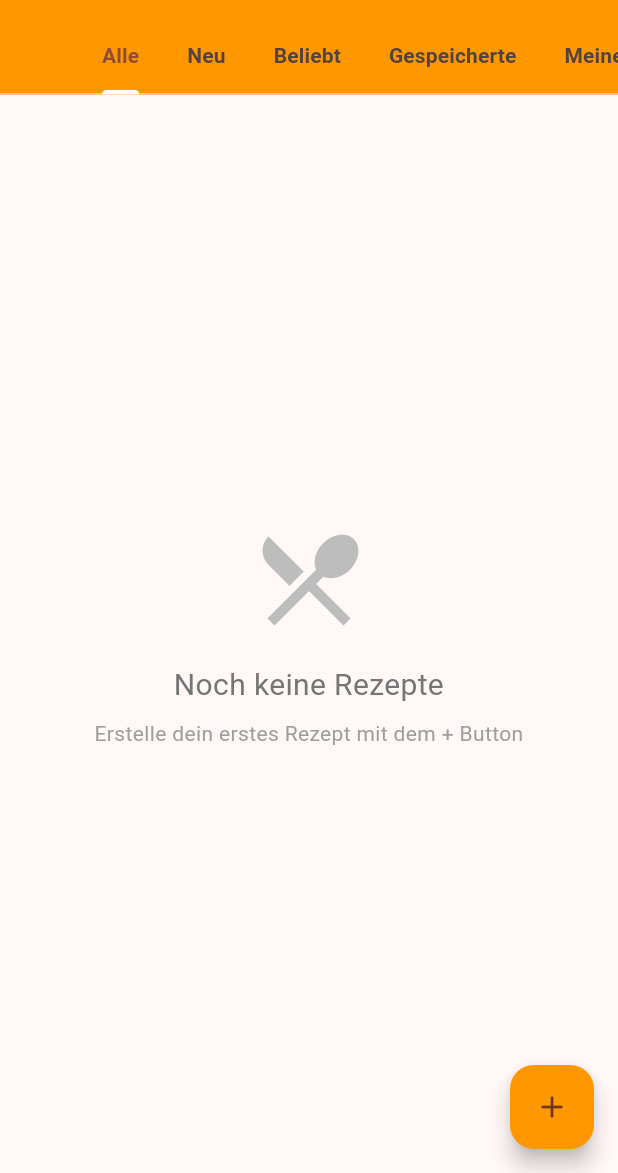
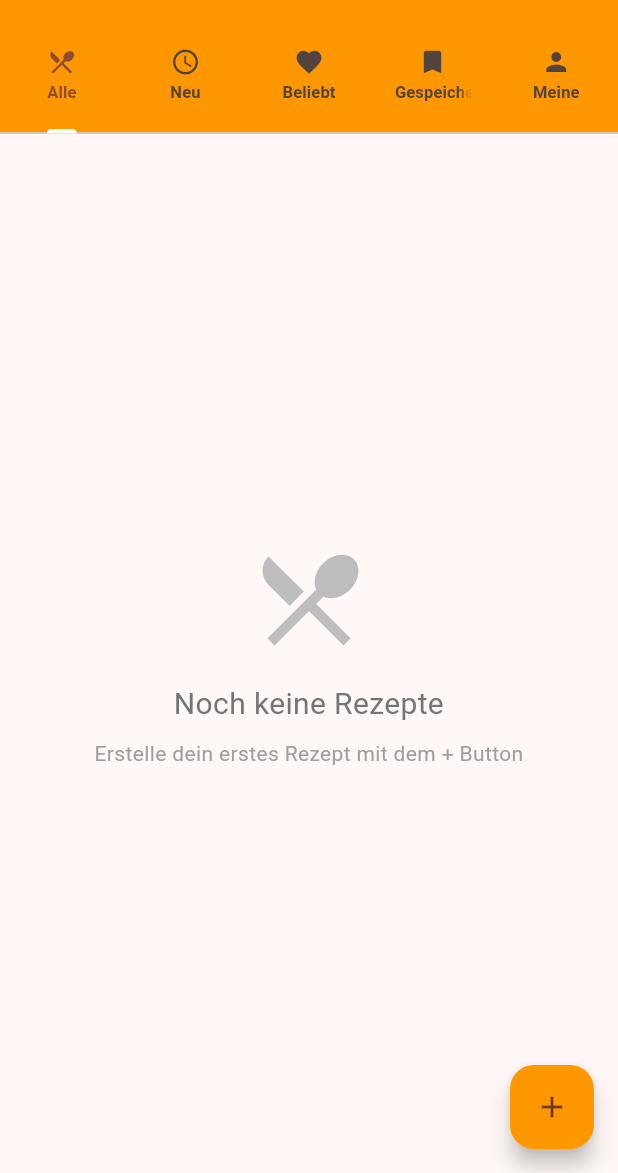
Before and after one commit to DongmoA/kochrezepte-app-ngamga, a Flutter app: the RecipeHomePage screen opened directly, on a phone screen of 412 x 824 dp, the part 63-1236 px from its top. Run offline on Flutter 3.47's test engine with Material 3 defaults, Android fonts, the light colour scheme and no system bars; our stand-ins replace supabase_flutter; accounts and stored records are empty.

Commit message:
Icons neben Filterungstabs eingebaut

```diff
--- a/lib/pages/home.dart
+++ b/lib/pages/home.dart
@@ -64,14 +64,13 @@
           controller: _tabController,
           indicatorColor: Colors.white,
           indicatorWeight: 3,
-          labelStyle: const TextStyle(fontWeight: FontWeight.bold),
-          isScrollable: true, // ← Tabs scrollbar weil 5 Tabs
+          labelStyle: const TextStyle(fontWeight: FontWeight.bold, fontSize: 11),
           tabs: const [
-            Tab(text: 'Alle'),
-            Tab(text: 'Neu'),
-            Tab(text: 'Beliebt'),
-            Tab(text: 'Gespeicherte'),
-            Tab(text: 'Meine'),
+            Tab(icon: Icon(Icons.restaurant_menu, size: 20), text: 'Alle'),
+            Tab(icon: Icon(Icons.schedule, size: 20), text: 'Neu'),
+            Tab(icon: Icon(Icons.favorite, size: 20), text: 'Beliebt'),
+            Tab(icon: Icon(Icons.bookmark, size: 20), text: 'Gespeichert'),
+            Tab(icon: Icon(Icons.person, size: 20), text: 'Meine'),
           ],
         ),
       ),
```
